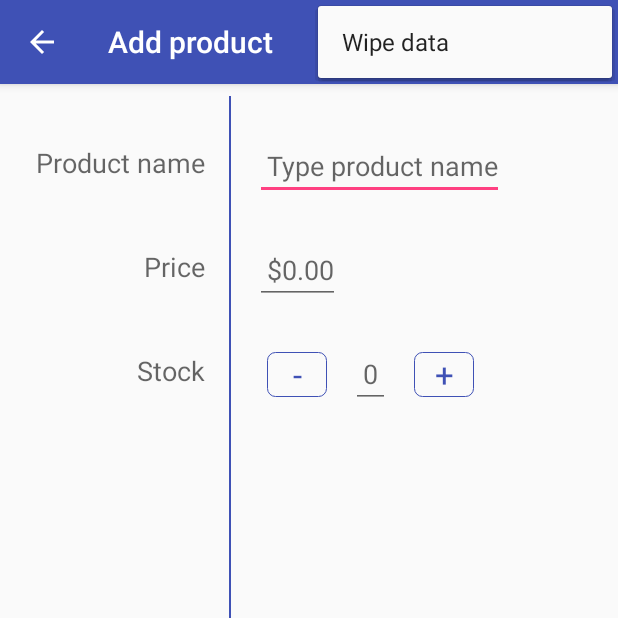
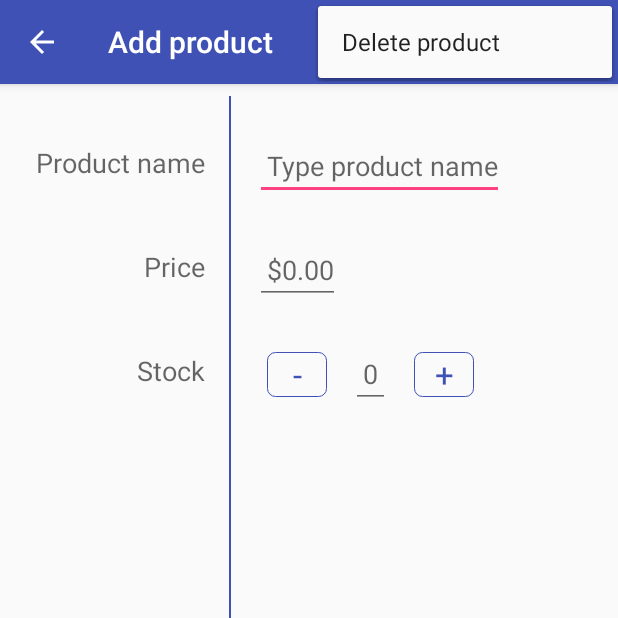
Before and after one commit to zachsg/InventoreeApp, an Android app: the EditorActivity screen opened directly, with no data from a screen before it, with the options menu open, on a phone screen of 412 x 824 dp, the top half of it. Run offline under Robolectric (Android 15) with nearby library versions, the phone set to English and light mode, and no system bars.

Commit message:
Cancel button in EditorActivity now presents confirmation dialog if there are unsaved changes. Settings option to delete product in EditorActivity has updated text/prompt. Trying to delete a new product from EditorActivity doesn't crash the app like it used to :/.

```diff
--- a/app/src/main/res/menu/menu_editor.xml
+++ b/app/src/main/res/menu/menu_editor.xml
@@ -6,7 +6,7 @@
 
     <item
         android:id="@+id/editor_action_delete"
-        android:title="@string/main_action_delete"
+        android:title="@string/editor_action_delete"
         app:showAsAction="never" />
 
 </menu>
```
Also changed, not shown: app/src/main/java/com/example/zachg/inventoree/EditorActivity.java (+17 -1 lines).
